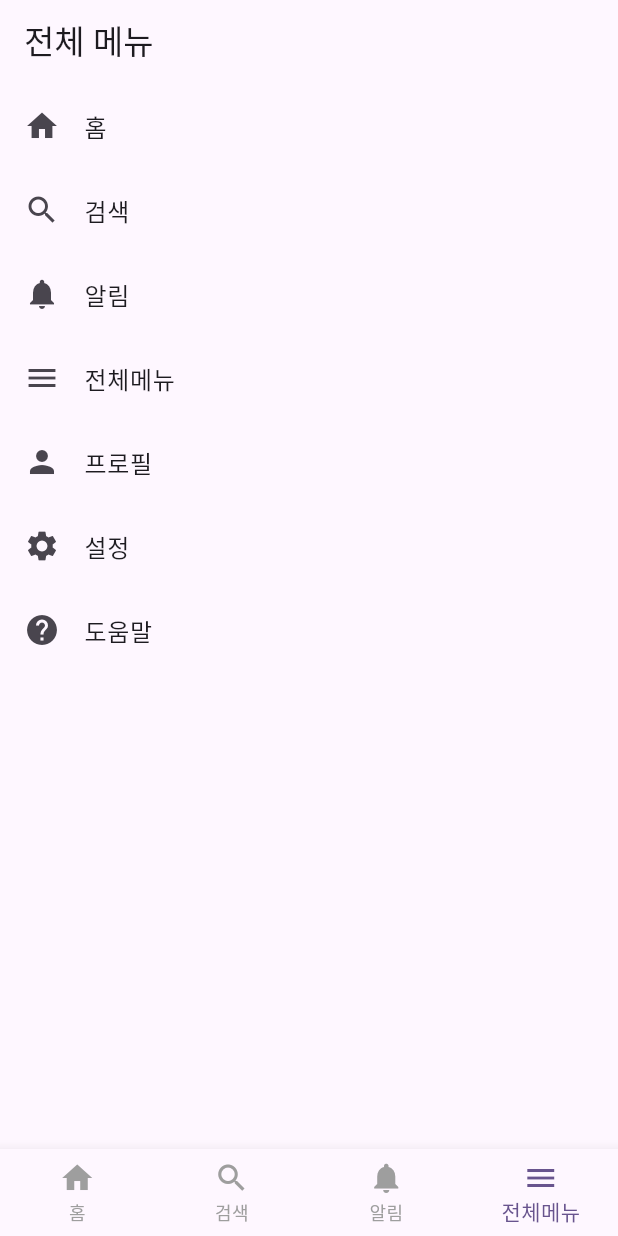
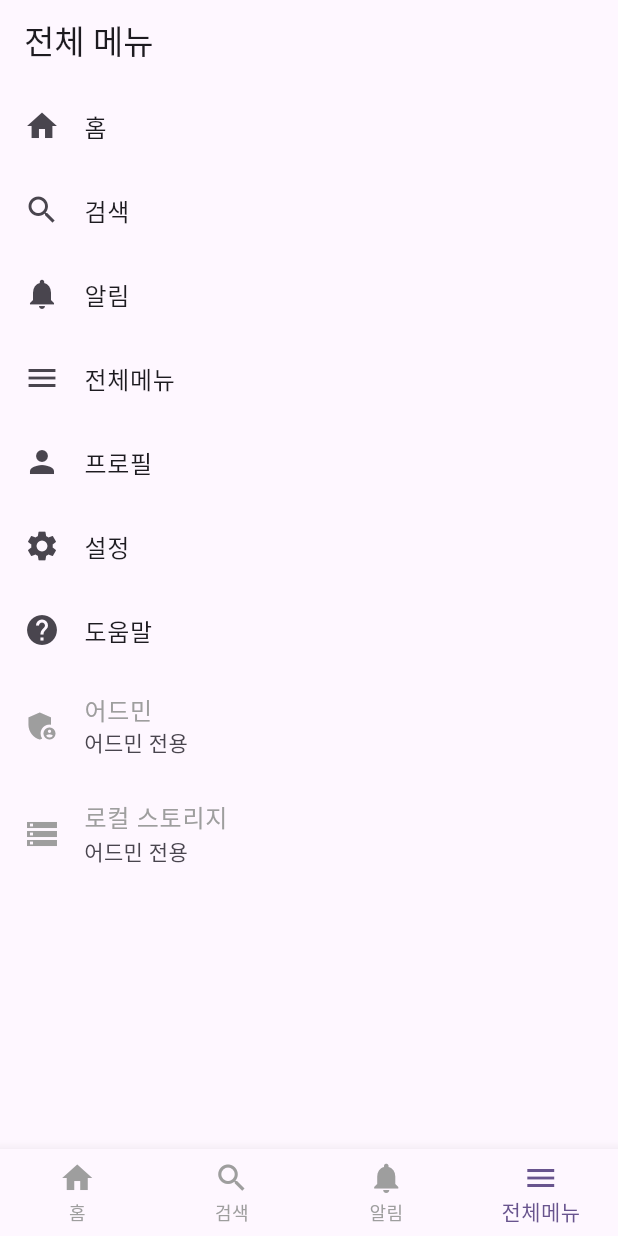
Before and after one commit to DAAC-A00/finow, a Flutter app: the screen it shows after launch, item 4 of the bottom bar chosen, on a phone screen of 412 x 824 dp. Run offline on Flutter 3.47's test engine with Material 3 defaults, Android fonts, the phone set to English and light mode, and no system bars; our stand-ins replace flutter_riverpod, go_router, hive_flutter; accounts and stored records are empty.

Commit message:
Hive 패키지 추가 및 초기화 코드 구현, 어드민 모드 상태 관리 개선, local storage 메뉴 신규 추가

```diff
--- a/lib/features/menu/menu_repository.dart
+++ b/lib/features/menu/menu_repository.dart
@@ -20,6 +20,7 @@ class MenuRepository {
     Menu(name: '도움말', path: '/help', icon: Icons.help),
     // 어드민 전용 메뉴
     Menu(name: '어드민', path: '/admin', icon: Icons.admin_panel_settings, isAdmin: true),
+    Menu(name: '로컬 스토리지', path: '/storage', icon: Icons.storage, isAdmin: true),
   ];
 
   List<Menu> getMenus() => _menus;
--- a/lib/features/menu/menu_screen.dart
+++ b/lib/features/menu/menu_screen.dart
@@ -1,9 +1,9 @@
 
-import 'package:finow/features/settings/admin_mode_provider.dart';
 import 'package:flutter/material.dart';
 import 'package:flutter_riverpod/flutter_riverpod.dart';
 import 'package:go_router/go_router.dart';
 import 'package:finow/features/menu/menu_repository.dart';
+import 'package:finow/features/settings/admin_mode_provider.dart';
 
 // 전체 메뉴 목록을 보여주는 화면
 class MenuScreen extends ConsumerWidget {
@@ -14,8 +14,10 @@ class MenuScreen extends ConsumerWidget {
     final allMenus = ref.watch(menuRepositoryProvider).getMenus();
     final isAdminMode = ref.watch(adminModeProvider);
 
-    // 어드민 모드가 아닐 경우, 어드민 전용 메뉴를 필터링하여 제외합니다.
-    final visibleMenus = allMenus.where((menu) => !menu.isAdmin || isAdminMode).toList();
+    // Ground Rule: '전체 메뉴' 화면에서는 모든 메뉴로의 접근을 항상 제공해야 한다.
+    // 어드민 모드가 비활성화 상태일 때도, 어드민 메뉴 자체는 리스트에 표시한다.
+    // 단, 비활성화 상태에서 해당 메뉴를 탭했을 때의 동작은 각 화면의 진입점에서 제어할 수 있다.
+    final visibleMenus = allMenus;
 
     return Scaffold(
       appBar: AppBar(
@@ -25,10 +27,16 @@ class MenuScreen extends ConsumerWidget {
         itemCount: visibleMenus.length,
         itemBuilder: (context, index) {
           final menu = visibleMenus[index];
+
+          // 어드민 메뉴이고, 어드민 모드가 비활성화 상태이면 비활성화된 것처럼 표시
+          final bool isAdminMenu = menu.isAdmin;
+          final bool isEnabled = !isAdminMenu || isAdminMode;
+
           return ListTile(
-            leading: Icon(menu.icon),
-            title: Text(menu.name),
-            onTap: () => context.go(menu.path),
+            leading: Icon(menu.icon, color: isEnabled ? null : Colors.grey),
+            title: Text(menu.name, style: TextStyle(color: isEnabled ? null : Colors.grey)),
+            onTap: isEnabled ? () => context.go(menu.path) : null, // 비활성화 시 onTap 비활성
+            subtitle: isAdminMenu ? const Text('어드민 전용') : null,
           );
         },
       ),
--- a/lib/features/settings/admin_mode_provider.dart
+++ b/lib/features/settings/admin_mode_provider.dart
@@ -1,6 +1,25 @@
 
 import 'package:flutter_riverpod/flutter_riverpod.dart';
+import 'package:finow/features/storage_viewer/local_storage_service.dart';
 
-// 어드민 모드 활성화 상태를 관리하는 Provider
-// StateProvider는 외부에서 값을 수정할 수 있는 간단한 상태를 관리할 때 유용합니다.
-final adminModeProvider = StateProvider<bool>((ref) => false); // 기본값은 비활성화
+const _adminModeKey = 'isAdminMode';
+
+// 어드민 모드 상태를 관리하는 Provider
+final adminModeProvider = StateNotifierProvider<AdminModeNotifier, bool>((ref) {
+  final localStorage = ref.watch(localStorageServiceProvider);
+  // Hive에서 저장된 값을 읽어와 초기 상태를 설정합니다.
+  final bool initialValue = localStorage.read<bool>(_adminModeKey, defaultValue: false) ?? false;
+  return AdminModeNotifier(initialValue, localStorage);
+});
+
+class AdminModeNotifier extends StateNotifier<bool> {
+  final LocalStorageService _localStorage;
+
+  AdminModeNotifier(bool state, this._localStorage) : super(state);
+
+  // 어드민 모드 상태를 변경하고 Hive에 저장합니다.
+  void setAdminMode(bool isAdmin) {
+    _localStorage.write(_adminModeKey, isAdmin);
+    state = isAdmin;
+  }
+}
--- a/lib/routing/app_router.dart
+++ b/lib/routing/app_router.dart
@@ -1,5 +1,6 @@
 
 import 'package:finow/features/settings/settings_screen.dart';
+import 'package:finow/features/storage_viewer/storage_viewer_screen.dart';
 import 'package:flutter/material.dart';
 import 'package:flutter_riverpod/flutter_riverpod.dart';
 import 'package:go_router/go_router.dart';
@@ -62,6 +63,9 @@ GoRoute _buildRoute(Menu menu, {required bool isTopLevel}) {
         case '/settings':
           screen = const SettingsScreen();
           break;
+        case '/storage':
+          screen = const StorageViewerScreen();
+          break;
         default:
           screen = PlaceholderScreen(title: menu.name, showBackButton: isTopLevel);
       }
--- a/pubspec.yaml
+++ b/pubspec.yaml
@@ -36,6 +36,8 @@ dependencies:
   # Use with the CupertinoIcons class for iOS style icons.
   cupertino_icons: ^1.0.8
   go_router: ^16.0.0
+  hive: ^2.2.3
+  hive_flutter: ^1.1.0
 
 dev_dependencies:
   build_runner: ^2.4.11
```
Also changed, not shown: lib/features/settings/settings_screen.dart (+2 -5 lines), lib/features/storage_viewer/local_storage_service.dart (added, +30 -0 lines), lib/features/storage_viewer/storage_viewer_screen.dart (added, +32 -0 lines), lib/main.dart (+7 -1 lines), lib/theme_provider.dart (+11 -5 lines), pubspec.lock, 8 other files.
